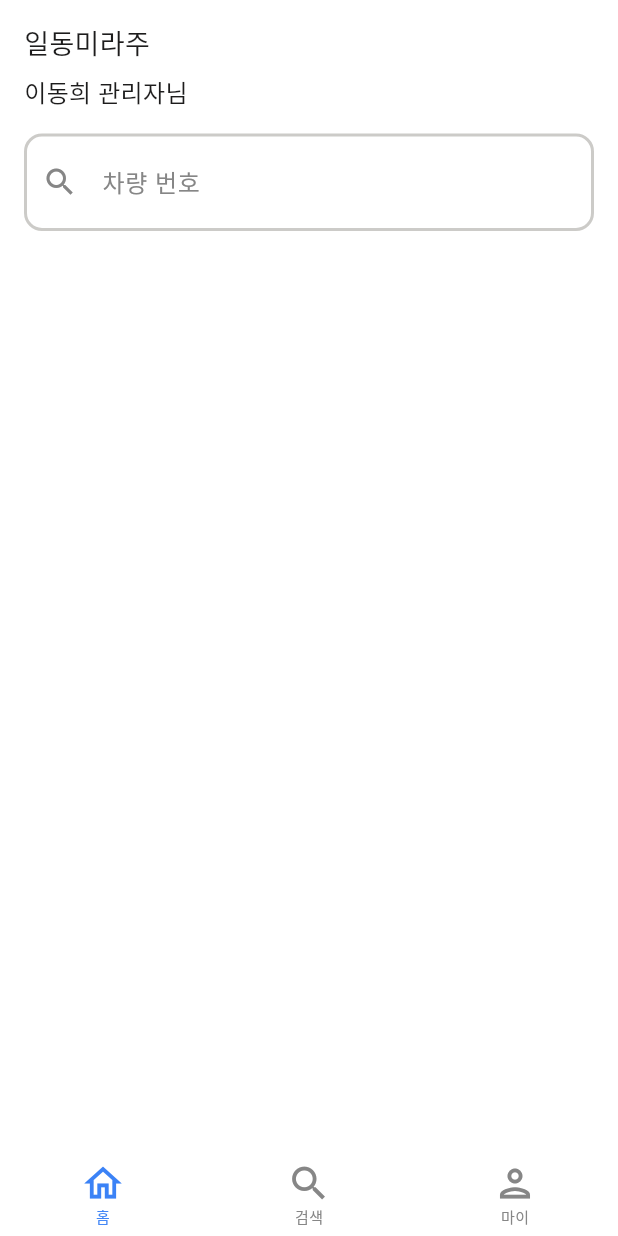
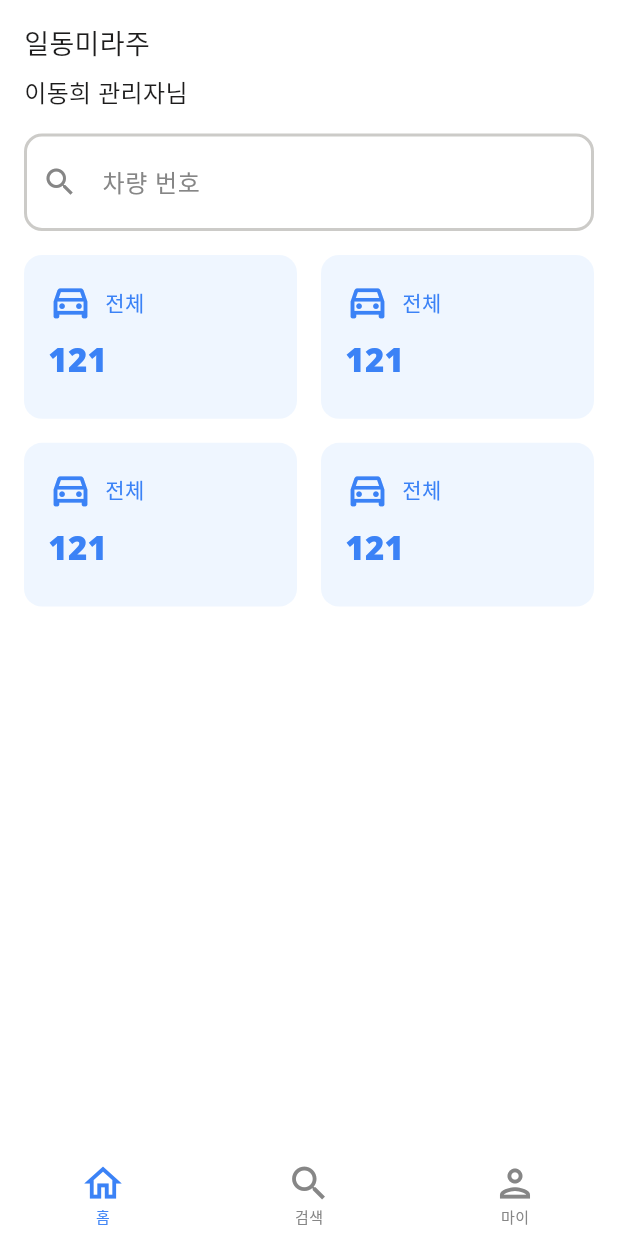
Before and after one commit to DUKE506/Flutter_Parking, a Flutter app: the screen it shows after launch, on a phone screen of 412 x 824 dp. Run offline on Flutter 3.47's test engine with Material 3 defaults, Android fonts, the phone set to English and light mode, and no system bars; our stand-ins replace go_router.

Commit message:
feat : dashboard, card 작업 중

```diff
--- /dev/null
+++ b/lib/car/component/stat_card.dart
@@ -0,0 +1,63 @@
+import 'package:flutter/material.dart';
+import 'package:flutter_parking/common/const/colors.dart';
+
+class StatCard extends StatelessWidget {
+  final IconData icon;
+  final String label;
+  final String value;
+  final Color color;
+  final Color backColor;
+
+  const StatCard({
+    super.key,
+    required this.icon,
+    required this.label,
+    required this.value,
+    required this.color,
+    required this.backColor,
+  });
+
+  @override
+  Widget build(BuildContext context) {
+    return Container(
+      padding: const EdgeInsets.symmetric(horizontal: 16.0, vertical: 16.0),
+      decoration: BoxDecoration(
+        borderRadius: BorderRadius.circular(12.0),
+        color: backColor,
+      ),
+      child: Column(
+        crossAxisAlignment: CrossAxisAlignment.stretch,
+        children: [
+          Row(
+            children: [
+              Icon(
+                icon,
+                size: 30,
+                color: color,
+              ),
+              SizedBox(width: 8.0),
+              Text(
+                label,
+                style: TextStyle(
+                  color: color,
+                  fontWeight: FontWeight.w500,
+                ),
+              ),
+            ],
+          ),
+          SizedBox(
+            height: 8.0,
+          ),
+          Text(
+            value,
+            style: TextStyle(
+              color: color,
+              fontWeight: FontWeight.w900,
+              fontSize: 22.0,
+            ),
+          ),
+        ],
+      ),
+    );
+  }
+}
--- a/lib/car/view/car_screen.dart
+++ b/lib/car/view/car_screen.dart
@@ -1,5 +1,7 @@
 import 'package:flutter/material.dart';
 import 'package:flutter_parking/car/component/search_field.dart';
+import 'package:flutter_parking/car/component/stat_card.dart';
+import 'package:flutter_parking/common/const/colors.dart';
 import 'package:flutter_parking/common/layout/default_layout.dart';
 
 class CarScreen extends StatelessWidget {
@@ -7,6 +9,8 @@ class CarScreen extends StatelessWidget {
 
   @override
   Widget build(BuildContext context) {
+    final width = MediaQuery.of(context).size.width;
+    final height = MediaQuery.of(context).size.height;
     return SizedBox(
       width: double.infinity,
       child: Padding(
@@ -39,6 +43,43 @@ class CarScreen extends StatelessWidget {
               readOnly: true,
             ),
             _renderSizedBox(),
+            GridView.count(
+              childAspectRatio: (1 / .6),
+              shrinkWrap: true,
+              crossAxisCount: 2,
+              mainAxisSpacing: 16.0,
+              crossAxisSpacing: 16.0,
+              children: [
+                StatCard(
+                  icon: Icons.directions_car_outlined,
+                  label: '전체',
+                  value: '121',
+                  color: PARKING_ALL_TEXT_COLOR,
+                  backColor: PARKING_ALL_BACK_COLOR,
+                ),
+                StatCard(
+                  icon: Icons.directions_car_outlined,
+                  label: '전체',
+                  value: '121',
+                  color: PARKING_ALL_TEXT_COLOR,
+                  backColor: PARKING_ALL_BACK_COLOR,
+                ),
+                StatCard(
+                  icon: Icons.directions_car_outlined,
+                  label: '전체',
+                  value: '121',
+                  color: PARKING_ALL_TEXT_COLOR,
+                  backColor: PARKING_ALL_BACK_COLOR,
+                ),
+                StatCard(
+                  icon: Icons.directions_car_outlined,
+                  label: '전체',
+                  value: '121',
+                  color: PARKING_ALL_TEXT_COLOR,
+                  backColor: PARKING_ALL_BACK_COLOR,
+                ),
+              ],
+            ),
           ],
         ),
       ),
```
